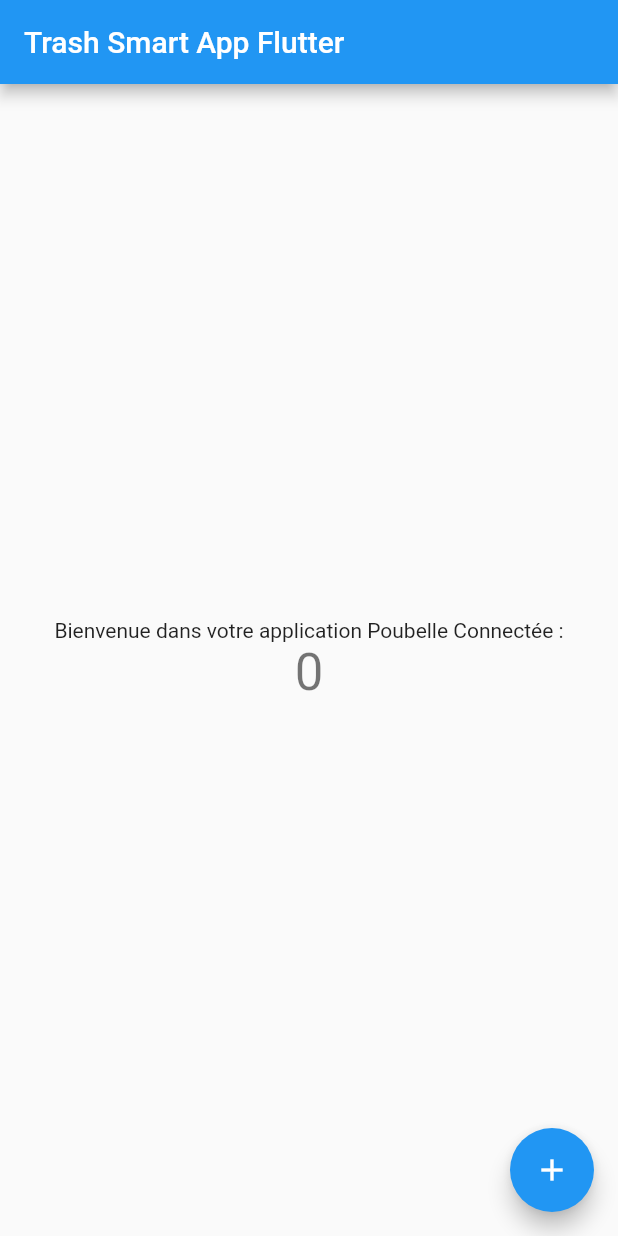
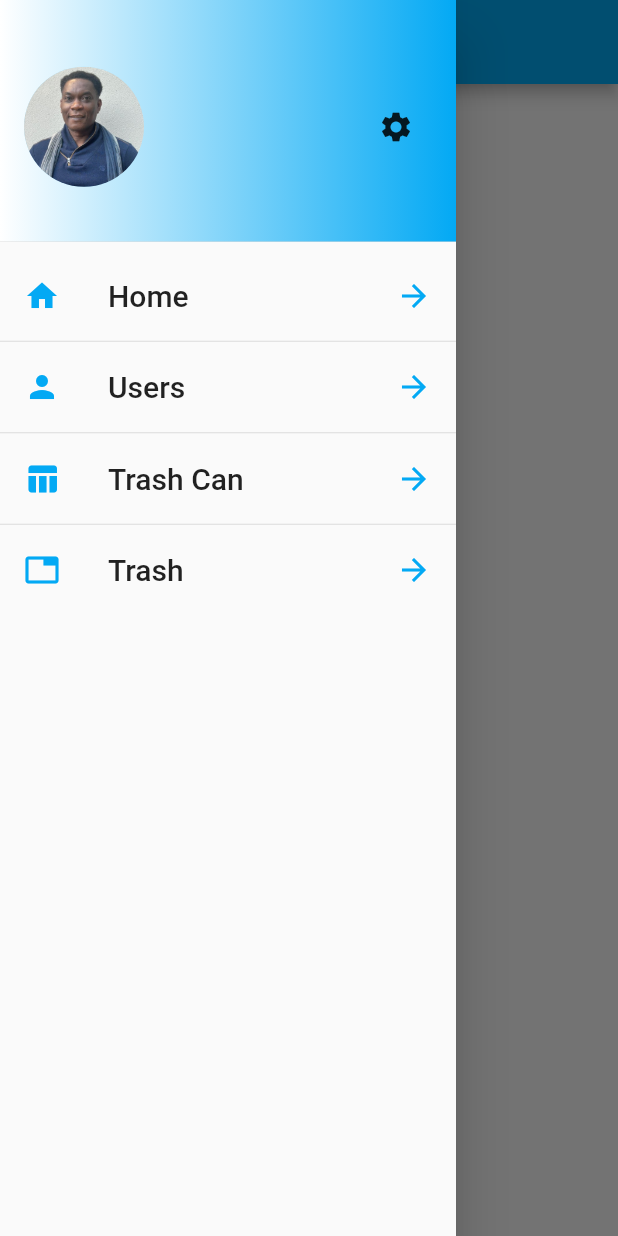
Before and after one commit to Andynator3/trash_smart_app, a Flutter app: the screen it shows after launch, with the side drawer open (before the commit the screen has no drawer), on a phone screen of 412 x 824 dp. Run offline on Flutter 3.47's test engine with Material 2 defaults, Android fonts, the phone set to English and light mode, and no system bars.

Commit message:
Commit HomePage, menu, pages users,trashcan, trash,captures

```diff
--- a/lib/main.dart
+++ b/lib/main.dart
@@ -1,115 +1,41 @@
 import 'package:flutter/material.dart';
+import 'package:trash_smart_app/ui/pages/home.page.dart';
+import 'package:trash_smart_app/ui/pages/trash.page.dart';
+import 'package:trash_smart_app/ui/pages/trashcan.page.dart';
+import 'package:trash_smart_app/ui/pages/users.page.dart';
 
+// This is the entry point of the application
 void main() {
   runApp(const MyApp());
 }
 
 class MyApp extends StatelessWidget {
-  const MyApp({super.key});
+  const MyApp({Key? key}) : super(key: key);
 
-  // This widget is the root of your application.
+  // This widget is the root of the application.
   @override
   Widget build(BuildContext context) {
+    return const RootView();
+  }
+
+}
+
+class RootView extends StatelessWidget {
+  const RootView({Key? key}) : super(key: key);
+
+  //the roots of the pages.
+  Widget build(BuildContext context) {
     return MaterialApp(
-      title: 'Flutter Demo',
       theme: ThemeData(
-        // This is the theme of your application.
-        //
-        // Try running your application with "flutter run". You'll see the
-        // application has a blue toolbar. Then, without quitting the app, try
-        // changing the primarySwatch below to Colors.green and then invoke
-        // "hot reload" (press "r" in the console where you ran "flutter run",
-        // or simply save your changes to "hot reload" in a Flutter IDE).
-        // Notice that the counter didn't reset back to zero; the application
-        // is not restarted.
-        primarySwatch: Colors.blue,
+          primarySwatch: Colors.lightBlue
       ),
-      home: const MyHomePage(title: 'Trash Smart App Flutter '),
+      routes: {
+        "/" : (context)=> const HomePage(),
+        "/users" : (context)=> const UsersPage(),
+        "/trashcan" : (context)=> const TrashCanPage(),
+        "/trash" : (context)=> const TrashPage(),
+      },
+      initialRoute: "/",
     );
   }
 }
-
-class MyHomePage extends StatefulWidget {
-  const MyHomePage({super.key, required this.title});
-
-  // This widget is the home page of your application. It is stateful, meaning
-  // that it has a State object (defined below) that contains fields that affect
-  // how it looks.
-
-  // This class is the configuration for the state. It holds the values (in this
-  // case the title) provided by the parent (in this case the App widget) and
-  // used by the build method of the State. Fields in a Widget subclass are
-  // always marked "final".
-
-  final String title;
-
-  @override
-  State<MyHomePage> createState() => _MyHomePageState();
-}
-
-class _MyHomePageState extends State<MyHomePage> {
-  int _counter = 0;
-
-  void _incrementCounter() {
-    setState(() {
-      // This call to setState tells the Flutter framework that something has
-      // changed in this State, which causes it to rerun the build method below
-      // so that the display can reflect the updated values. If we changed
-      // _counter without calling setState(), then the build method would not be
-      // called again, and so nothing would appear to happen.
-      _counter++;
-    });
-  }
-
-  @override
-  Widget build(BuildContext context) {
-    // This method is rerun every time setState is called, for instance as done
-    // by the _incrementCounter method above.
-    //
-    // The Flutter framework has been optimized to make rerunning build methods
-    // fast, so that you can just rebuild anything that needs updating rather
-    // than having to individually change instances of widgets.
-    return Scaffold(
-      appBar: AppBar(
-        // Here we take the value from the MyHomePage object that was created by
-        // the App.build method, and use it to set our appbar title.
-        title: Text(widget.title),
-      ),
-      body: Center(
-        // Center is a layout widget. It takes a single child and positions it
-        // in the middle of the parent.
-        child: Column(
-          // Column is also a layout widget. It takes a list of children and
-          // arranges them vertically. By default, it sizes itself to fit its
-          // children horizontally, and tries to be as tall as its parent.
-          //
-          // Invoke "debug painting" (press "p" in the console, choose the
-          // "Toggle Debug Paint" action from the Flutter Inspector in Android
-          // Studio, or the "Toggle Debug Paint" command in Visual Studio Code)
-          // to see the wireframe for each widget.
-          //
-          // Column has various properties to control how it sizes itself and
-          // how it positions its children. Here we use mainAxisAlignment to
-          // center the children vertically; the main axis here is the vertical
-          // axis because Columns are vertical (the cross axis would be
-          // horizontal).
-          mainAxisAlignment: MainAxisAlignment.center,
-          children: <Widget>[
-            const Text(
-              'Bienvenue dans votre application Poubelle Connectée :',
-            ),
-            Text(
-              '$_counter',
-              style: Theme.of(context).textTheme.headline4,
-            ),
-          ],
-        ),
-      ),
-      floatingActionButton: FloatingActionButton(
-        onPressed: _incrementCounter,
-        tooltip: 'Increment',
-        child: const Icon(Icons.add),
-      ), // This trailing comma makes auto-formatting nicer for build methods.
-    );
-  }
-}
--- /dev/null
+++ b/lib/ui/pages/home.page.dart
@@ -0,0 +1,19 @@
+import 'package:flutter/material.dart';
+
+import '../widgets/main.drawer.widget.dart';
+
+class HomePage extends StatelessWidget {
+  const HomePage({Key? key}) : super(key: key);
+
+  // Page type Scaffold
+  @override
+  Widget  build(BuildContext context) {
+    return Scaffold(
+      drawer: const MainDrawer(),
+      appBar: AppBar(title: const Text("Home page "),),
+      body:  Center(
+        child: Text("Home Page", style: Theme.of(context).textTheme.headline5,),
+      ),
+    );
+  }
+}
--- /dev/null
+++ b/lib/ui/pages/trash.page.dart
@@ -0,0 +1,15 @@
+import 'package:flutter/material.dart';
+
+class TrashPage extends StatelessWidget {
+  const TrashPage({Key? key}) : super(key: key);
+
+  @override
+  Widget build(BuildContext context) {
+    return  Scaffold(
+      appBar: AppBar(title: const Text("Trash Page"),),
+      body:  Center(
+        child: Text("Trash Page", style: Theme.of(context).textTheme.headline5,),
+      ),
+    );
+  }
+}
--- /dev/null
+++ b/lib/ui/pages/trashcan.page.dart
@@ -0,0 +1,16 @@
+import 'package:flutter/material.dart';
+
+class TrashCanPage extends StatelessWidget {
+  const TrashCanPage({Key? key}) : super(key: key);
+
+  @override
+  Widget build(BuildContext context) {
+    return  Scaffold(
+      appBar: AppBar(title: const Text("Trashcan Page"),),
+      body:  Center(
+        child: Text("Trashcan Page", style: Theme.of(context).textTheme.headline5,),
+      ),
+    );
+  }
+
+}
--- /dev/null
+++ b/lib/ui/pages/users.page.dart
@@ -0,0 +1,15 @@
+import 'package:flutter/material.dart';
+
+class UsersPage extends StatelessWidget {
+  const UsersPage({Key? key}) : super(key: key);
+
+  @override
+  Widget build(BuildContext context) {
+    return  Scaffold(
+      appBar: AppBar(title: const Text("Users Page"),),
+      body:  Center(
+        child: Text("Users Page", style: Theme.of(context).textTheme.headline5,),
+      ),
+    );
+  }
+}
--- /dev/null
+++ b/lib/ui/widgets/drawer.item.widget.dart
@@ -0,0 +1,24 @@
+import 'package:flutter/material.dart';
+class DrawerItemWidget extends StatelessWidget {
+  final String title;
+  final IconData leadingIcon;
+  final IconData trailingIcon;
+  final Function onAction;
+
+  const DrawerItemWidget({Key? key,
+    required this.title,
+    required this.leadingIcon,
+    required this.trailingIcon,
+    required this.onAction,
+  }) : super(key: key);
+
+  @override
+  Widget build(BuildContext context) {
+    return   ListTile(
+      title: Text(title, style: Theme.of(context).textTheme.headline6,),
+      leading: Icon(leadingIcon, color: Theme.of(context).primaryColor,),
+      trailing: Icon(trailingIcon, color: Theme.of(context).primaryColor,),
+      onTap: ()=> onAction(),
+    );
+  }
+}
--- /dev/null
+++ b/lib/ui/widgets/main.drawer.header.widget.dart
@@ -0,0 +1,29 @@
+import 'package:flutter/material.dart';
+
+class MainDrawerHeader extends StatelessWidget {
+  const MainDrawerHeader({Key? key}) : super(key: key);
+
+  @override
+  Widget build(BuildContext context) {
+    return    DrawerHeader(
+      decoration: BoxDecoration(
+          gradient: LinearGradient(
+              colors: [Colors.white, Theme.of(context).primaryColor]
+          )
+      ),
+      child: Row(
+        mainAxisAlignment: MainAxisAlignment.spaceBetween,
+        children:  [
+          const CircleAvatar(
+            radius: 40,
+            backgroundImage: AssetImage("images/profile.jpg"),
+          ),
+          IconButton(
+              onPressed: (){},
+              icon: const Icon(Icons.settings)
+          )
+        ],
+      ),
+    );
+  }
+}
--- /dev/null
+++ b/lib/ui/widgets/main.drawer.widget.dart
@@ -0,0 +1,51 @@
+import 'package:flutter/material.dart';
+
+import 'drawer.item.widget.dart';
+import 'main.drawer.header.widget.dart';
+
+class MainDrawer extends StatelessWidget {
+  const MainDrawer({Key? key}) : super(key: key);
+
+  @override
+  Widget build(BuildContext context) {
+    // Put the menu in an  Array
+    List<dynamic> menus = [
+      {"title":"Home", "route":"/", "leadingIcon":Icons.home, "trailingIcon":Icons.arrow_forward},
+      {"title":"Users", "route":"/users", "leadingIcon":Icons.person, "trailingIcon":Icons.arrow_forward},
+      {"title":"Trash Can", "route":"/trashcan", "leadingIcon":Icons.table_chart, "trailingIcon":Icons.arrow_forward},
+      {"title":"Trash", "route":"/trash", "leadingIcon":Icons.tab, "trailingIcon":Icons.arrow_forward}
+
+    ];
+    return  Drawer(
+      child: Column(
+        children:  [
+          const MainDrawerHeader(),
+          Expanded(
+                // Loop
+              child: ListView.separated(
+                 itemBuilder: (context, index){
+                   // Pass parameters to DrawerItemWidget
+                    return DrawerItemWidget(
+                        title: menus[index]["title"],
+                        leadingIcon: menus[index]["leadingIcon"],
+                        trailingIcon: menus[index]["trailingIcon"],
+                        onAction: (){
+                          // Close the menu
+                          Navigator.pop(context);
+                          // Open the menu
+                          Navigator.pushNamed(context, menus[index]["route"]);
+                        }
+                    );
+                  },
+                  separatorBuilder: (context, index){
+                    return const Divider(height: 5,);
+                  },
+                  itemCount: menus.length
+              )
+          )
+        ],
+      ),
+    );
+
+  }
+}
--- a/pubspec.yaml
+++ b/pubspec.yaml
@@ -60,7 +60,8 @@ flutter:
   uses-material-design: true
 
   # To add assets to your application, add an assets section, like this:
-  # assets:
+  assets:
+    - images/
   #   - images/a_dot_burr.jpeg
   #   - images/a_dot_ham.jpeg
 
```
Also changed, not shown: captures/DrawerHeader-1.jpg (added), captures/HomePage-1.jpg (added), captures/Menu-1.jpg (added), captures/Menu-2.jpg (added), captures/ProjectStructure-1.jpg (added), captures/TrashPage-1.jpg (added), captures/TrashcanPage-1.jpg (added), captures/UsersPage-1.jpg (added), images/profile.jpg (added), 1 other file.
